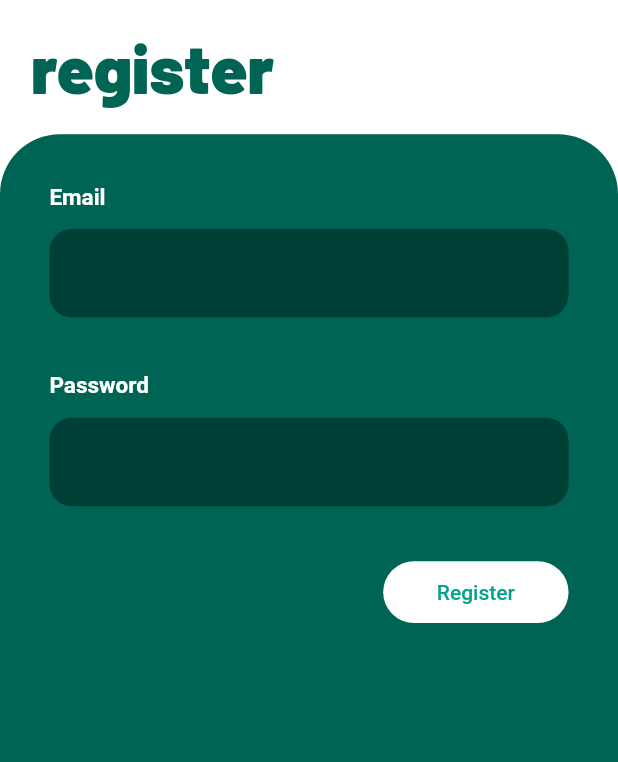
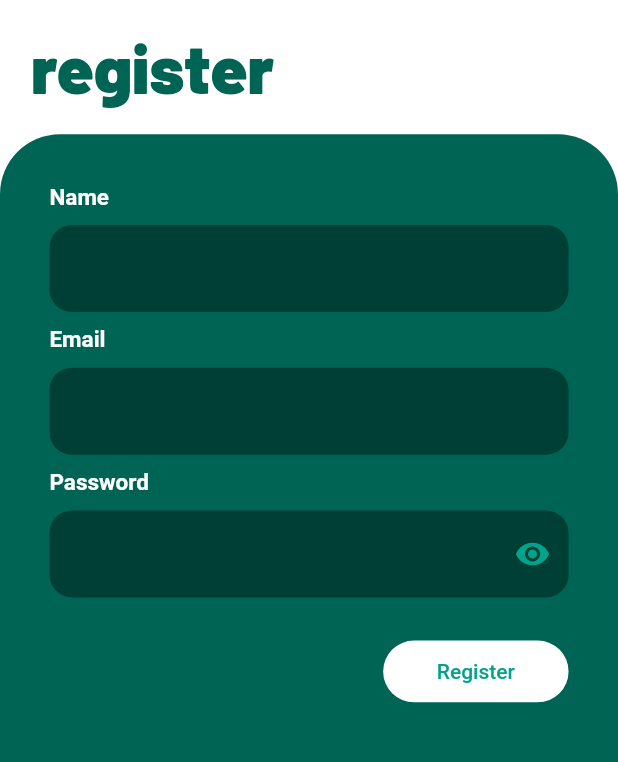
Before and after one commit to kfemilan/messaging-app, a Flutter app: the RegisterScreen screen opened directly, after a tap on "Register", on a phone screen of 412 x 824 dp, the part 197-959 px from its top. Run offline on Flutter 3.47's test engine with Material 2 defaults, Android fonts, the phone set to English and light mode, and no system bars; our stand-ins replace cloud_firestore, firebase_auth, firebase_core, image_picker; accounts and stored records are empty; network calls fail.

Commit message:
Added name as field to register, and added visibility to password

```diff
--- a/lib/database/flutterfire.dart
+++ b/lib/database/flutterfire.dart
@@ -1,3 +1,4 @@
+import 'package:cloud_firestore/cloud_firestore.dart';
 import 'package:firebase_auth/firebase_auth.dart';
 
 Future<bool> signIn(String email, String password) async {
@@ -10,9 +11,16 @@ Future<bool> signIn(String email, String password) async {
   }
 }
 
-Future<bool> register(String email, String password) async {
+Future<bool> register(String email, String password, String name) async {
   try {
     await FirebaseAuth.instance.createUserWithEmailAndPassword(email: email, password: password);
+
+    String uID = FirebaseAuth.instance.currentUser.uid;
+    DocumentReference docRef = FirebaseFirestore.instance.collection('Users').doc(uID);
+    docRef.set({
+      'name' : name
+    });
+
     return true;
   } on FirebaseAuthException catch (e) {
     if (e.code == 'weak-password') {
--- a/lib/main.dart
+++ b/lib/main.dart
@@ -1,5 +1,6 @@
 import 'package:firebase_core/firebase_core.dart';
 import 'package:flutter/material.dart';
+import 'package:messaging_app/screens/conversation_screen.dart';
 import 'package:messaging_app/screens/home_screen.dart';
 import 'package:messaging_app/screens/landing_screen.dart';
 import 'package:messaging_app/models/Constants.dart';
@@ -13,6 +14,6 @@ void main() async {
 class MyApp extends StatelessWidget {
   @override
   Widget build(BuildContext context) {
-    return MaterialApp(title: 'Messaging App', theme: appTheme, home: HomeScreen());
+    return MaterialApp(title: 'Messaging App', theme: appTheme, home: LandingScreen());
   }
 }
--- a/lib/screens/register.dart
+++ b/lib/screens/register.dart
@@ -15,8 +15,10 @@ class RegisterScreen extends StatefulWidget {
 class _RegisterScreenState extends State<RegisterScreen> {
   TextEditingController _email = new TextEditingController();
   TextEditingController _password = new TextEditingController();
+  TextEditingController _name = new TextEditingController();
   final _formKey = GlobalKey<FormState>();
   bool hidePass = true;
+  Color buttonColor = primaryLight;
 
   @override
   Widget build(BuildContext context) {
@@ -39,7 +41,9 @@ class _RegisterScreenState extends State<RegisterScreen> {
                 padding: EdgeInsets.symmetric(
                     horizontal: MediaQuery.of(context).size.width * 0.05),
                 color: Theme.of(context).accentColor,
-                height: MediaQuery.of(context).size.height * 0.2,
+                height: MediaQuery.of(context).viewInsets.bottom > 0
+                    ? 0
+                    : MediaQuery.of(context).size.height * 0.2,
                 width: MediaQuery.of(context).size.width,
                 child: Column(
                   mainAxisAlignment: MainAxisAlignment.spaceEvenly,
@@ -81,11 +85,12 @@ class _RegisterScreenState extends State<RegisterScreen> {
                   child: Column(
                     crossAxisAlignment: CrossAxisAlignment.start,
                     children: [
-                      Text('Email',
+                      Text('Name',
                           style: Theme.of(context).textTheme.headline6),
                       Spacer(),
                       TextFormField(
-                        controller: _email,
+                        controller: _name,
+                        style: Theme.of(context).textTheme.bodyText2,
                         decoration: InputDecoration(
                           filled: true,
                           fillColor: Theme.of(context).primaryColorDark,
@@ -102,16 +107,54 @@ class _RegisterScreenState extends State<RegisterScreen> {
                           ),
                         ),
                       ),
-                      Spacer(flex: 3),
+                      Spacer(),
+                      Text('Email',
+                          style: Theme.of(context).textTheme.headline6),
+                      Spacer(),
+                      TextFormField(
+                        controller: _email,
+                        style: Theme.of(context).textTheme.bodyText2,
+                        decoration: InputDecoration(
+                          filled: true,
+                          fillColor: Theme.of(context).primaryColorDark,
+                          border: OutlineInputBorder(
+                            borderSide: BorderSide.none,
+                            borderRadius: BorderRadius.circular(15.0),
+                          ),
+                          focusedBorder: OutlineInputBorder(
+                            borderSide: BorderSide(
+                              width: 1,
+                              color: Theme.of(context).accentColor,
+                            ),
+                            borderRadius: BorderRadius.circular(15.0),
+                          ),
+                        ),
+                      ),
+                      Spacer(),
                       Text('Password',
                           style: Theme.of(context).textTheme.headline6),
                       Spacer(),
                       TextFormField(
                         controller: _password,
-                        obscureText: true,
+                        obscureText: hidePass,
+                        style: Theme.of(context).textTheme.bodyText2,
                         decoration: InputDecoration(
                           filled: true,
                           fillColor: Theme.of(context).primaryColorDark,
+                          suffixIcon: IconButton(
+                            icon: Icon(Icons.visibility),
+                            color: buttonColor,
+                            onPressed: () {
+                              setState(() {
+                                buttonColor = (buttonColor ==
+                                        Theme.of(context).accentColor)
+                                    ? Theme.of(context).primaryColorLight
+                                    : Theme.of(context).accentColor;
+                                hidePass = !hidePass;
+                                print(hidePass);
+                              });
+                            },
+                          ),
                           border: OutlineInputBorder(
                             borderSide: BorderSide.none,
                             borderRadius: BorderRadius.circular(15.0),
@@ -137,10 +180,15 @@ class _RegisterScreenState extends State<RegisterScreen> {
                               child: TextButton(
                                 child: Text('Register'),
                                 onPressed: () async {
-                                  bool successful = await register(_email.text, _password.text);
+                                  bool successful = await register(
+                                      _email.text, _password.text, _name.text);
                                   if (successful) {
                                     Navigator.pop(context);
-                                    Navigator.pushReplacement(context, MaterialPageRoute(builder: (context) => HomeScreen()));
+                                    Navigator.pushReplacement(
+                                        context,
+                                        MaterialPageRoute(
+                                            builder: (context) =>
+                                                HomeScreen()));
                                   }
                                 },
                               ),
@@ -161,5 +209,4 @@ class _RegisterScreenState extends State<RegisterScreen> {
   }
 }
 
-class HomePage {
-}
+class HomePage {}
```
Also changed, not shown: lib/screens/authentication.dart (deleted, +0 -85 lines), lib/screens/login.dart (+19 -2 lines).
